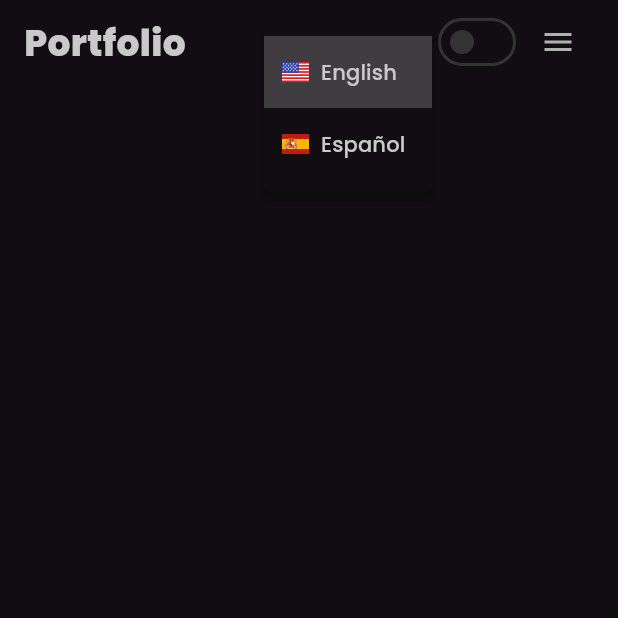
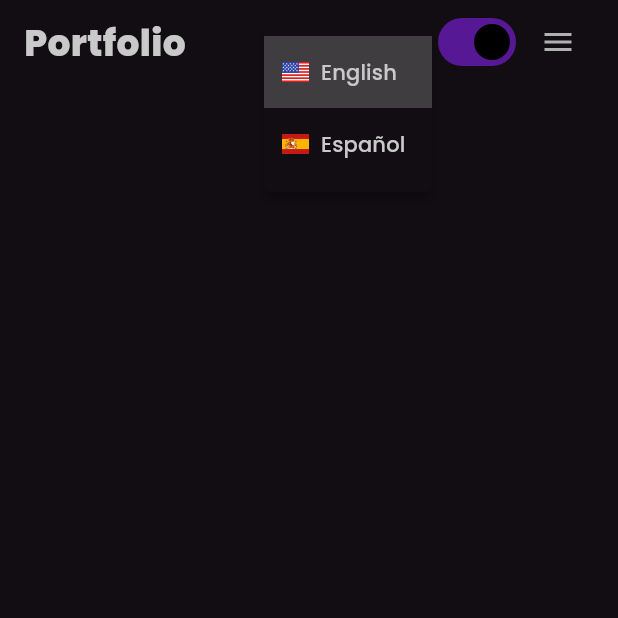
Before and after one commit to egideons/flutter_portfolio_website, a Flutter app: the screen it shows after launch, after a tap on "En", on a phone screen of 412 x 824 dp, the top half of it. Run offline on Flutter 3.47's test engine with Material 3 defaults, Android fonts, the phone set to English and light mode, and no system bars; our stand-ins replace flutter_riverpod, flutter_spinkit, flutter_svg, gap, riverpod_annotation, shared_preferences; generated files the repository leaves out were written again.

Commit message:
finished iteration - theme controller

```diff
--- a/lib/core/theme/app_theme.dart
+++ b/lib/core/theme/app_theme.dart
@@ -1,7 +1,7 @@
 // ignore_for_file: public_member_api_docs, sort_constructors_first, deprecated_member_use
 import 'package:flutter/material.dart';
 import 'package:flutter_portfolio_website/core/theme/app_colors.dart';
-import 'package:flutter_portfolio_website/core/utils/app_size.dart';
+import 'package:flutter_portfolio_website/core/utils/app_sizing.dart';
 
 class AppTheme {
   final String fontFamily;
--- a/lib/core/utils/app_shared_pref.dart
+++ b/lib/core/utils/app_shared_pref.dart
@@ -1,3 +1,4 @@
+import 'package:flutter/material.dart';
 import 'package:shared_preferences/shared_preferences.dart';
 
 class AppSharedPref {
@@ -13,4 +14,19 @@ class AppSharedPref {
 
     return sharedPref.getString(localKey) ?? "en";
   }
+
+  static const themeKey = "app_theme";
+  static Future<void> setAppTheme(String theme) async {
+    final sharedPref = await SharedPreferences.getInstance();
+
+    sharedPref.setString(themeKey, theme);
+  }
+
+  static Future<ThemeMode> getAppTheme() async {
+    final sharedPref = await SharedPreferences.getInstance();
+
+    return sharedPref.getString(themeKey) == "light"
+        ? ThemeMode.light
+        : ThemeMode.dark;
+  }
 }
--- a/lib/core/utils/extensions.dart
+++ b/lib/core/utils/extensions.dart
@@ -1,6 +1,6 @@
 import 'package:flutter/material.dart';
 import 'package:flutter_gen/gen_l10n/app_localizations.dart';
-import 'package:flutter_portfolio_website/core/utils/app_size.dart';
+import 'package:flutter_portfolio_website/core/utils/app_sizing.dart';
 import 'package:flutter_portfolio_website/core/utils/app_text_style.dart';
 
 enum FormFactorType {
--- a/lib/main.dart
+++ b/lib/main.dart
@@ -2,6 +2,7 @@ import 'package:flutter/material.dart';
 import 'package:flutter_gen/gen_l10n/app_localizations.dart';
 import 'package:flutter_localizations/flutter_localizations.dart';
 import 'package:flutter_portfolio_website/controllers/app_locale_controller.dart';
+import 'package:flutter_portfolio_website/controllers/app_theme_controller.dart';
 import 'package:flutter_portfolio_website/core/theme/app_theme.dart';
 import 'package:flutter_portfolio_website/views/home/home.dart';
 import 'package:flutter_riverpod/flutter_riverpod.dart';
@@ -17,12 +18,13 @@ class MyApp extends ConsumerWidget {
   @override
   Widget build(BuildContext context, ref) {
     final locale = ref.watch(appLocaleControllerProvider);
+    final theme = ref.watch(appThemeControllerProvider);
     return MaterialApp(
       title: 'Gideon | Dart',
       debugShowCheckedModeBanner: false,
       theme: AppTheme(fontFamily: _fontFamily(locale.value)).light,
       darkTheme: AppTheme(fontFamily: _fontFamily(locale.value)).dark,
-      themeMode: ThemeMode.dark,
+      themeMode: theme.value,
       localizationsDelegates: [
         AppLocalizations.delegate,
         GlobalMaterialLocalizations.delegate,
--- a/lib/widgets/my_app_bar.dart
+++ b/lib/widgets/my_app_bar.dart
@@ -1,9 +1,11 @@
 import 'package:flutter/material.dart';
+import 'package:flutter_portfolio_website/controllers/app_theme_controller.dart';
 import 'package:flutter_portfolio_website/core/utils/app_menu_list.dart';
-import 'package:flutter_portfolio_website/core/utils/app_size.dart';
+import 'package:flutter_portfolio_website/core/utils/app_sizing.dart';
 import 'package:flutter_portfolio_website/core/utils/extensions.dart';
 import 'package:flutter_portfolio_website/widgets/app_bar_drawer_icon.dart';
 import 'package:flutter_portfolio_website/widgets/language_switch.dart';
+import 'package:flutter_riverpod/flutter_riverpod.dart';
 
 class MyAppBar extends StatelessWidget {
   const MyAppBar({super.key});
@@ -98,14 +100,19 @@ class LargeAppBarMenuItem extends StatelessWidget {
   }
 }
 
-class ThemeToggle extends StatelessWidget {
+class ThemeToggle extends ConsumerWidget {
   const ThemeToggle({super.key});
 
   @override
-  Widget build(BuildContext context) {
+  Widget build(BuildContext context, WidgetRef ref) {
+    final themeState = ref.watch(appThemeControllerProvider);
     return Switch.adaptive(
-      value: false,
-      onChanged: (value) {},
+      value: themeState.value == ThemeMode.dark,
+      onChanged: (value) {
+        ref
+            .read(appThemeControllerProvider.notifier)
+            .changeTheme(value ? ThemeMode.dark : ThemeMode.light);
+      },
     );
   }
 }
```
Also changed, not shown: lib/controllers/app_theme_controller.dart (+7 -1 lines), lib/controllers/app_theme_controller.g.dart, lib/core/utils/app_sizing.dart (renamed from lib/core/utils/app_size.dart).
